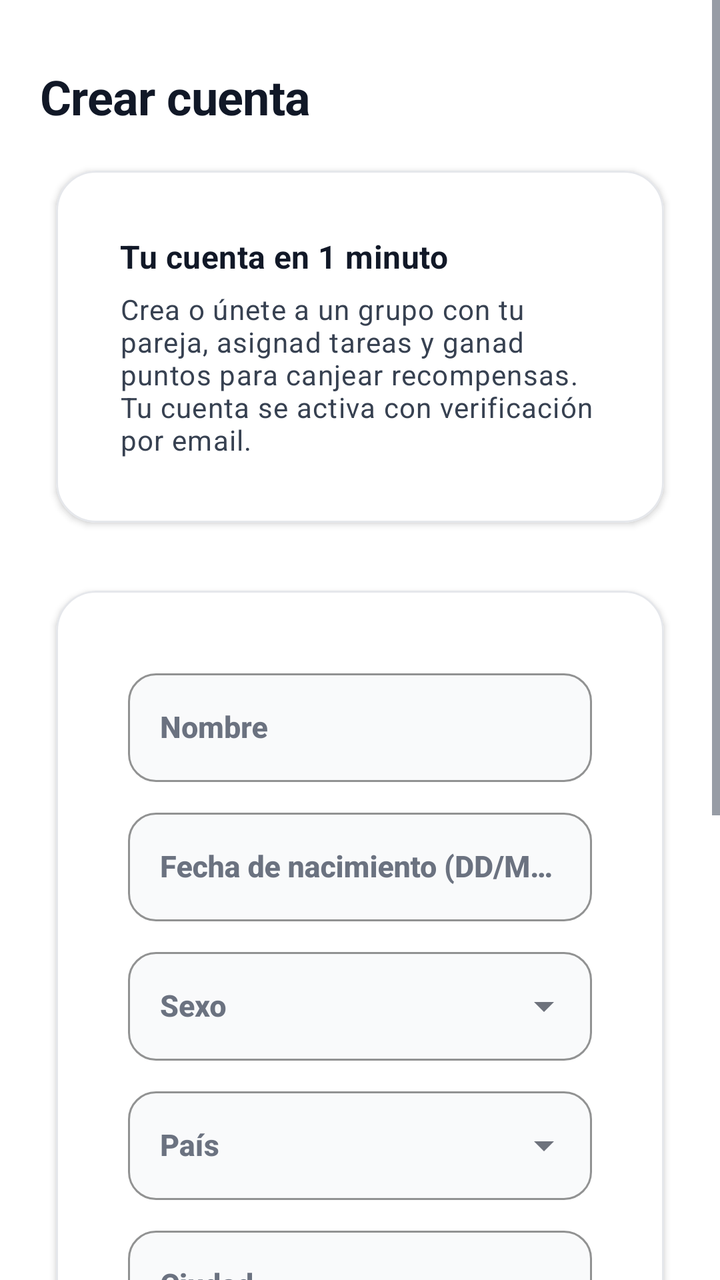
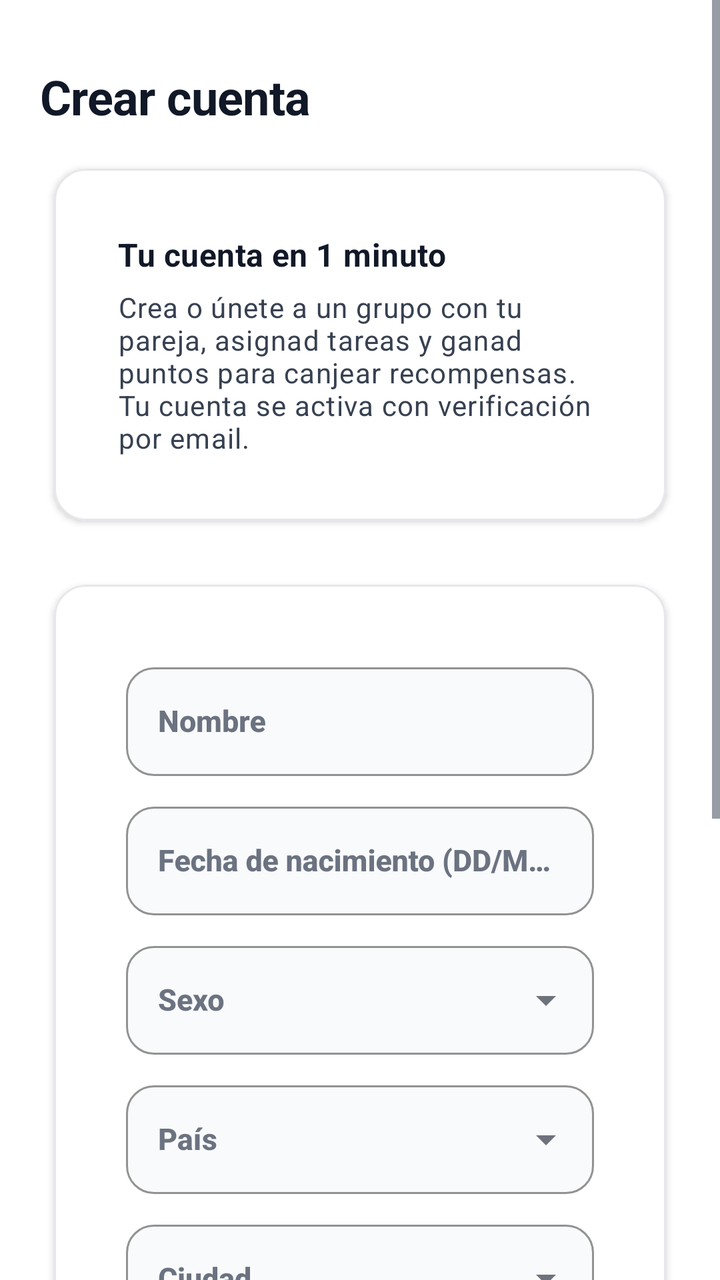

An Android layout rendered at two revisions. The XML below is the earlier revision; the diff shows what the commit changed to produce the second picture.
<!-- AndroidManifest.xml: application theme Theme.TFG -->
<!-- res/layout/fragment_registro.xml -->
<?xml version="1.0" encoding="utf-8"?>
<ScrollView xmlns:android="http://schemas.android.com/apk/res/android"
    xmlns:app="http://schemas.android.com/apk/res-auto"
    xmlns:tools="http://schemas.android.com/tools"
    android:layout_width="match_parent"
    android:layout_height="match_parent"
    android:fillViewport="true"
    android:background="@color/fondo"
    tools:context="es.sintaxys.teamtask.vista.FragmentRegistro">

    <LinearLayout
        android:layout_width="match_parent"
        android:layout_height="wrap_content"
        android:orientation="vertical"
        android:paddingTop="32dp"
        android:paddingStart="@dimen/spacing_xl"
        android:paddingEnd="@dimen/spacing_xl"
        android:paddingBottom="72dp">

        <TextView
            android:layout_width="wrap_content"
            android:layout_height="wrap_content"
            android:text="@string/crear_cuenta"
            android:textStyle="bold"
            android:textColor="@color/texto_principal"
            android:layout_marginBottom="@dimen/spacing_md"
            android:textAppearance="@style/TextAppearance.TFG.Headline" />

        <com.google.android.material.card.MaterialCardView
            android:layout_width="match_parent"
            android:layout_height="wrap_content"
            android:layout_marginBottom="@dimen/spacing_lg"
            app:cardCornerRadius="@dimen/corner_radius_xl"
            app:cardElevation="@dimen/elevation_pressed"
            app:cardBackgroundColor="@color/superficie"
            app:strokeColor="@color/divisor"
            app:strokeWidth="@dimen/stroke_thin">

            <LinearLayout
                android:layout_width="match_parent"
                android:layout_height="wrap_content"
                android:orientation="vertical"
                android:padding="@dimen/spacing_lg">

                <TextView
                    android:layout_width="wrap_content"
                    android:layout_height="wrap_content"
                    android:text="@string/registro_intro_titulo"
                    android:textColor="@color/texto_principal"
                    android:textStyle="bold"
                    android:textAppearance="@style/TextAppearance.TFG.SubTitulo" />

                <TextView
                    android:layout_width="match_parent"
                    android:layout_height="wrap_content"
                    android:layout_marginTop="6dp"
                    android:text="@string/registro_intro_texto"
                    android:textColor="@color/texto_secundario"
                    android:textAppearance="@style/TextAppearance.TFG.Cuerpo" />
            </LinearLayout>
        </com.google.android.material.card.MaterialCardView>

        <com.google.android.material.card.MaterialCardView
            android:id="@+id/cardRegistro"
            android:layout_width="match_parent"
            android:layout_height="wrap_content"
            app:cardCornerRadius="@dimen/corner_radius_xl"
            app:cardElevation="@dimen/elevation_pressed"
            app:cardBackgroundColor="@color/superficie"
            app:strokeColor="@color/divisor"
            app:strokeWidth="@dimen/stroke_thin">

            <LinearLayout
                android:layout_width="match_parent"
                android:layout_height="wrap_content"
                android:orientation="vertical"
                android:padding="@dimen/spacing_xl" android:paddingBottom="76dp">

                <com.google.android.material.textfield.TextInputLayout
                    android:id="@+id/til_nombre"
                    style="@style/Widget.TFG.TextInputLayout"
                    android:layout_width="match_parent"
                    android:layout_height="wrap_content"
                    android:minHeight="@dimen/input_min_height"
                    android:hint="@string/nombre_hint">

                    <com.google.android.material.textfield.TextInputEditText
                        android:id="@+id/etNombre"
                        android:layout_width="match_parent"
                        android:layout_height="wrap_content"
                        android:autofillHints="name"
                        android:imeOptions="flagNoExtractUi"
                        android:textSize="15sp"
                        android:textColor="@color/texto_principal"
                        android:textColorHint="@color/gris" />
                </com.google.android.material.textfield.TextInputLayout>

                <com.google.android.material.textfield.TextInputLayout
                    android:id="@+id/til_fecha_nacimiento"
                    style="@style/Widget.TFG.TextInputLayout"
                    android:layout_width="match_parent"
                    android:layout_height="wrap_content"
                    android:layout_marginTop="10dp"
                    android:minHeight="@dimen/input_min_height"
                    android:hint="@string/fecha_nacimiento_hint">

                    <com.google.android.material.textfield.TextInputEditText
                        android:id="@+id/etFechaNacimiento"
                        android:layout_width="match_parent"
                        android:layout_height="wrap_content"
                        android:imeOptions="flagNoExtractUi"
                        android:inputType="date"
                        android:textSize="15sp"
                        android:textColor="@color/texto_principal"
                        android:textColorHint="@color/gris" />
                </com.google.android.material.textfield.TextInputLayout>

                <com.google.android.material.textfield.TextInputLayout
                    android:id="@+id/til_sexo"
                    style="@style/Widget.TFG.TextInputLayout.Dropdown"
                    android:layout_width="match_parent"
                    android:layout_height="wrap_content"
                    android:layout_marginTop="10dp"
                    android:minHeight="@dimen/input_min_height"
                    android:hint="@string/sexo_hint">

                    <AutoCompleteTextView
                        android:id="@+id/spSexo"
                        android:layout_width="match_parent"
                        android:layout_height="wrap_content"
                        android:inputType="none"
                        android:textSize="15sp"
                        android:textColor="@color/texto_principal"
                        android:textColorHint="@color/gris" />
                </com.google.android.material.textfield.TextInputLayout>

                <com.google.android.material.textfield.TextInputLayout
                    android:id="@+id/til_pais"
                    style="@style/Widget.TFG.TextInputLayout.Dropdown"
                    android:layout_width="match_parent"
                    android:layout_height="wrap_content"
                    android:layout_marginTop="10dp"
                    android:minHeight="@dimen/input_min_height"
                    android:hint="@string/pais_hint">

                    <AutoCompleteTextView
                        android:id="@+id/etPais"
                        android:layout_width="match_parent"
                        android:layout_height="wrap_content"
                        android:imeOptions="flagNoExtractUi"
                        android:inputType="none"
                        android:textSize="15sp"
                        android:textColor="@color/texto_principal"
                        android:textColorHint="@color/gris" />
                </com.google.android.material.textfield.TextInputLayout>

                <com.google.android.material.textfield.TextInputLayout
                    android:id="@+id/til_ciudad"
                    style="@style/Widget.TFG.TextInputLayout.Dropdown"
                    android:layout_width="match_parent"
                    android:layout_height="wrap_content"
                    android:layout_marginTop="10dp"
                    android:minHeight="@dimen/input_min_height"
                    android:hint="@string/ciudad_hint">

                    <AutoCompleteTextView
                        android:id="@+id/etCiudad"
                        android:layout_width="match_parent"
                        android:layout_height="wrap_content"
                        android:imeOptions="flagNoExtractUi"
                        android:inputType="textCapWords"
                        android:textSize="15sp"
                        android:textColor="@color/texto_principal"
                        android:textColorHint="@color/gris" />
                </com.google.android.material.textfield.TextInputLayout>

                <com.google.android.material.textfield.TextInputLayout
                    android:id="@+id/til_email"
                    style="@style/Widget.TFG.TextInputLayout"
                    android:layout_width="match_parent"
                    android:layout_height="wrap_content"
                    android:layout_marginTop="10dp"
                    android:minHeight="@dimen/input_min_height"
                    android:hint="@string/email_hint">

                    <com.google.android.material.textfield.TextInputEditText
                        android:id="@+id/etEmail"
                        android:layout_width="match_parent"
                        android:layout_height="wrap_content"
                        android:autofillHints="emailAddress"
                        android:imeOptions="flagNoExtractUi"
                        android:inputType="textEmailAddress"
                        android:textSize="15sp"
                        android:textColor="@color/texto_principal"
                        android:textColorHint="@color/gris" />
                </com.google.android.material.textfield.TextInputLayout>

                <com.google.android.material.textfield.TextInputLayout
                    android:id="@+id/til_password"
                    style="@style/Widget.TFG.TextInputLayout"
                    android:layout_width="match_parent"
                    android:layout_height="wrap_content"
                    android:layout_marginTop="10dp"
                    android:minHeight="@dimen/input_min_height"
                    android:hint="@string/contrasena_hint"
                    app:endIconMode="password_toggle">

                    <com.google.android.material.textfield.TextInputEditText
                        android:id="@+id/etPassword"
                        android:layout_width="match_parent"
                        android:layout_height="wrap_content"
                        android:autofillHints="password"
                        android:imeOptions="flagNoExtractUi"
                        android:inputType="textPassword"
                        android:textSize="15sp"
                        android:textColor="@color/texto_principal"
                        android:textColorHint="@color/gris" />
                </com.google.android.material.textfield.TextInputLayout>

                <com.google.android.material.button.MaterialButton
                    android:id="@+id/btnRegistrar"
                    style="@style/Widget.TFG.Boton.Relleno"
                    android:layout_width="match_parent"
                    android:layout_height="wrap_content"
                    android:layout_marginTop="@dimen/spacing_xl"
                    android:text="@string/registrar"
                    android:textAllCaps="false"
                    android:paddingTop="14dp"
                    android:paddingBottom="14dp" />

            </LinearLayout>

        </com.google.android.material.card.MaterialCardView>

    </LinearLayout>

</ScrollView>
<!-- resources referenced by this layout -->
<resources>
  <color name="divisor">#E5E7EB</color>
  <color name="fondo">#FFFFFF</color>
  <color name="gris">#6B7280</color>
  <color name="superficie">#FFFFFF</color>
  <color name="texto_principal">#111827</color>
  <color name="texto_secundario">#374151</color>
  <dimen name="corner_radius_xl">20dp</dimen>
  <dimen name="elevation_pressed">2dp</dimen>
  <dimen name="input_min_height">56dp</dimen>
  <dimen name="spacing_lg">16dp</dimen>
  <dimen name="spacing_md">12dp</dimen>
  <dimen name="spacing_xl">20dp</dimen>
  <dimen name="stroke_thin">1dp</dimen>
  <string name="ciudad_hint">Ciudad</string>
  <string name="contrasena_hint">Contraseña</string>
  <string name="crear_cuenta">Crear cuenta</string>
  <string name="email_hint">Email</string>
  <string name="fecha_nacimiento_hint">Fecha de nacimiento (DD/MM/AAAA)</string>
  <string name="nombre_hint">Nombre</string>
  <string name="pais_hint">País</string>
  <string name="registrar">Registrar</string>
  <string name="registro_intro_texto">Crea o únete a un grupo con tu pareja, asignad tareas y ganad puntos para canjear recompensas. Tu cuenta se activa con verificación por email.</string>
  <string name="registro_intro_titulo">Tu cuenta en 1 minuto</string>
  <string name="sexo_hint">Sexo</string>
  <style name="TextAppearance.TFG.Cuerpo" parent="TextAppearance.MaterialComponents.Body1">
          <item name="android:textColor">@color/texto_secundario</item>
          <item name="android:textSize">14sp</item>
          <item name="android:lineSpacingMultiplier">1.2</item>
      </style>
  <style name="TextAppearance.TFG.SubTitulo" parent="TextAppearance.MaterialComponents.Subtitle1">
          <item name="android:textColor">@color/texto_principal</item>
          <item name="android:textStyle">bold</item>
          <item name="android:textSize">16sp</item>
      </style>
  <style name="Widget.TFG.Boton.Relleno" parent="Widget.TFG.Boton.Base">
          <item name="android:background">@drawable/btn_filled_black</item>
          <item name="android:textColor">@color/on_acento</item>
          <item name="cornerRadius">@dimen/corner_radius_md</item>
      </style>
  <style name="Theme.TFG" parent="Tema.TFG.Moderno" />
  <style name="Widget.TFG.Boton.Base" parent="Widget.MaterialComponents.Button">
          <item name="android:textAllCaps">false</item>
          <item name="android:minHeight">@dimen/button_min_height</item>
          <item name="android:textSize">14sp</item>
          <item name="android:letterSpacing">0.01</item>
      </style>
  <color name="on_acento">#FFFFFF</color>
  <dimen name="corner_radius_md">14dp</dimen>
  <color name="superficie_variant">#F9FAFB</color>
  <color name="primario">#0E9F6E</color>
  <dimen name="stroke_normal">1.5dp</dimen>
  <color name="texto_deshabilitado">#6B7280</color>
  <dimen name="button_min_height">48dp</dimen>
  <color name="brand_600">#0A7D56</color>
  <color name="primario_variant">#0A7D56</color>
  <style name="TextAppearance.TFG.Titulo" parent="TextAppearance.MaterialComponents.Headline6">
          <item name="android:textColor">@color/texto_principal</item>
          <item name="android:textStyle">bold</item>
          <item name="android:textSize">20sp</item>
          <item name="android:letterSpacing">0</item>
      </style>
  <style name="TextAppearance.TFG.Label" parent="TextAppearance.MaterialComponents.Caption">
          <item name="android:textColor">@color/texto_deshabilitado</item>
          <item name="android:textSize">12sp</item>
          <item name="android:letterSpacing">0.03</item>
      </style>
  <dimen name="elevation_default">1dp</dimen>
  <dimen name="spacing_xs">4dp</dimen>
  <style name="TextAppearance.TFG.NavLabel" parent="TextAppearance.MaterialComponents.Caption">
          <item name="android:textSize">11sp</item>
          <item name="android:letterSpacing">0.02</item>
      </style>
  <!-- unchanged entries left out for length: 9 -->
</resources>

<!-- the commit's change to res/layout/fragment_registro.xml (unified diff, before → after) -->
@@ -30,7 +30,7 @@
             android:layout_width="match_parent"
             android:layout_height="wrap_content"
             android:layout_marginBottom="@dimen/spacing_lg"
-            app:cardCornerRadius="@dimen/corner_radius_xl"
+            app:cardCornerRadius="@dimen/corner_radius_lg"
             app:cardElevation="@dimen/elevation_pressed"
             app:cardBackgroundColor="@color/superficie"
             app:strokeColor="@color/divisor"
@@ -64,7 +64,7 @@
             android:id="@+id/cardRegistro"
             android:layout_width="match_parent"
             android:layout_height="wrap_content"
-            app:cardCornerRadius="@dimen/corner_radius_xl"
+            app:cardCornerRadius="@dimen/corner_radius_lg"
             app:cardElevation="@dimen/elevation_pressed"
             app:cardBackgroundColor="@color/superficie"
             app:strokeColor="@color/divisor"
<!-- resource entries referenced after the edit -->
@@ -6,6 +6,7 @@
   <color name="superficie">#FFFFFF</color>
   <color name="texto_principal">#111827</color>
   <color name="texto_secundario">#374151</color>
+  <dimen name="corner_radius_lg">16dp</dimen>
   <dimen name="corner_radius_xl">20dp</dimen>
   <dimen name="elevation_pressed">2dp</dimen>
   <dimen name="input_min_height">56dp</dimen>
